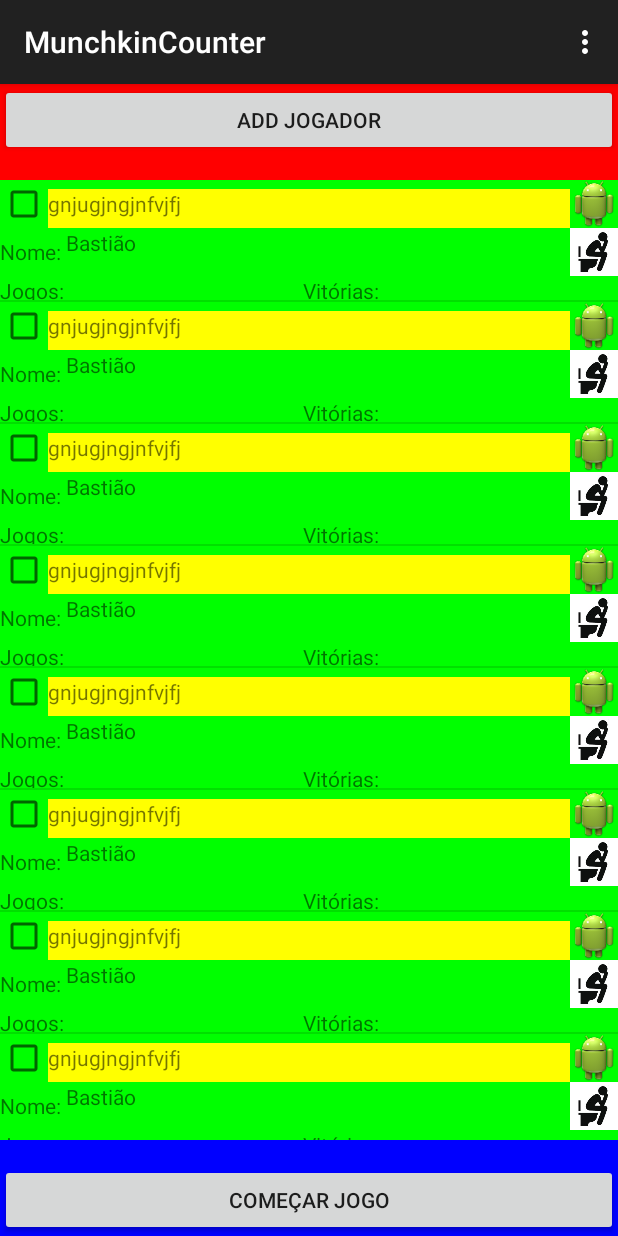
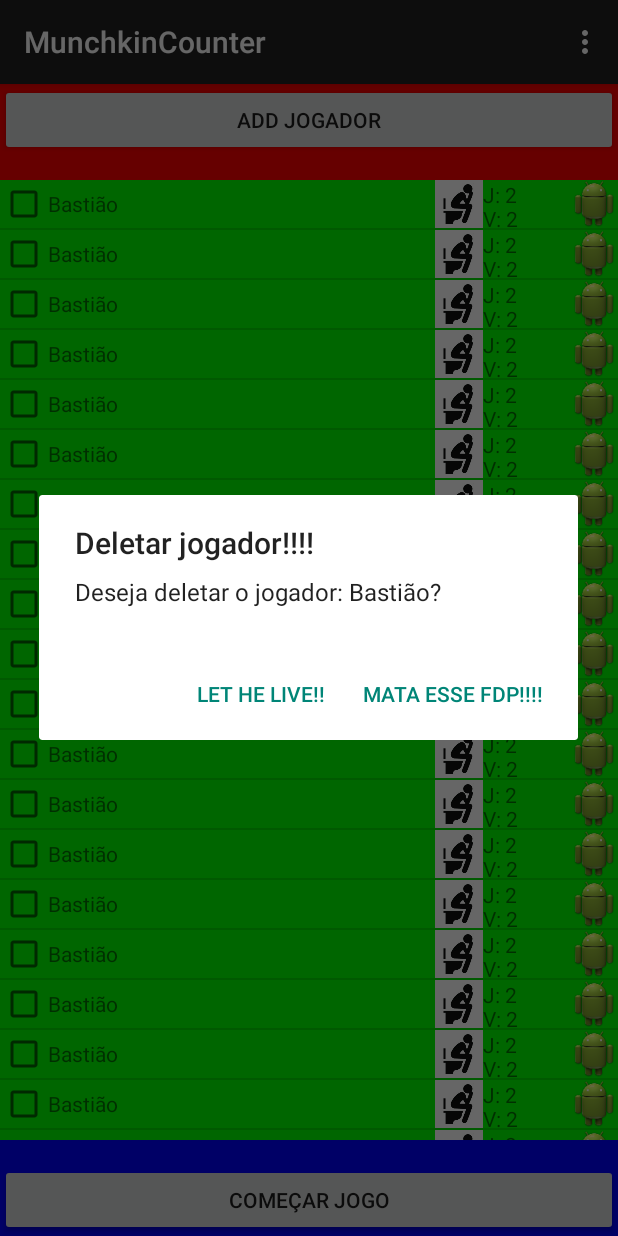
Before and after one commit to jclazzarim/MunchkinCounter, an Android app: the screen it shows after launch (MainActivity), after a tap on an icon or button, on a phone screen of 412 x 824 dp. Run offline under Robolectric (Android 15) with nearby library versions, the phone set to English and light mode, and no system bars.

Commit message:
remodelacao da tela inicial

```diff
--- a/app/src/main/AndroidManifest.xml
+++ b/app/src/main/AndroidManifest.xml
@@ -9,7 +9,8 @@
         android:theme="@style/AppTheme" >
         <activity
             android:name=".MainActivity"
-            android:label="@string/app_name" >
+            android:label="@string/app_name"
+            android:screenOrientation="portrait">
             <intent-filter>
                 <action android:name="android.intent.action.MAIN" />
 
--- a/app/src/main/java/br/android/munchkin/munchkincounter/PlayersFragment.java
+++ b/app/src/main/java/br/android/munchkin/munchkincounter/PlayersFragment.java
@@ -1,6 +1,7 @@
 package br.android.munchkin.munchkincounter;
 
 import android.app.Activity;
+import android.content.DialogInterface;
 import android.os.Bundle;
 import android.support.v4.app.Fragment;
 import android.view.LayoutInflater;
@@ -22,17 +23,6 @@ import br.android.munchkin.munchkincounter.br.android.munchkin.model.PlayerArray
 import br.android.munchkin.munchkincounter.dummy.DummyContent;
 
 public class PlayersFragment extends Fragment implements AbsListView.OnItemClickListener {
-
-    // TODO: Rename parameter arguments, choose names that match
-    // the fragment initialization parameters, e.g. ARG_ITEM_NUMBER
-    private static final String ARG_PARAM1 = "param1";
-    private static final String ARG_PARAM2 = "param2";
-
-    // TODO: Rename and change types of parameters
-    private String mParam1;
-    private String mParam2;
-
-
     /**
      * The fragment's ListView/GridView.
      */
@@ -47,10 +37,6 @@ public class PlayersFragment extends Fragment implements AbsListView.OnItemClick
     // TODO: Rename and change types of parameters
     public static PlayersFragment newInstance(String param1, String param2) {
         PlayersFragment fragment = new PlayersFragment();
-        Bundle args = new Bundle();
-        args.putString(ARG_PARAM1, param1);
-        args.putString(ARG_PARAM2, param2);
-        fragment.setArguments(args);
         return fragment;
     }
 
@@ -64,15 +50,6 @@ public class PlayersFragment extends Fragment implements AbsListView.OnItemClick
     @Override
     public void onCreate(Bundle savedInstanceState) {
         super.onCreate(savedInstanceState);
-
-        if (getArguments() != null) {
-            mParam1 = getArguments().getString(ARG_PARAM1);
-            mParam2 = getArguments().getString(ARG_PARAM2);
-        }
-
-        // TODO: Change Adapter to display your content
-
-        super.onActivityCreated(savedInstanceState);
 
         Player p = new Player();
         p.setJogos(2);
@@ -128,4 +105,7 @@ public class PlayersFragment extends Fragment implements AbsListView.OnItemClick
     public void onItemClick(AdapterView<?> parent, View view, int position, long id) {
 
     }
+
+
+
 }
--- a/app/src/main/java/br/android/munchkin/munchkincounter/br/android/munchkin/model/PlayerArrayAdapter.java
+++ b/app/src/main/java/br/android/munchkin/munchkincounter/br/android/munchkin/model/PlayerArrayAdapter.java
@@ -1,12 +1,15 @@
 package br.android.munchkin.munchkincounter.br.android.munchkin.model;
 
+import android.app.AlertDialog;
 import android.content.Context;
+import android.content.DialogInterface;
 import android.view.LayoutInflater;
 import android.view.View;
 import android.view.ViewGroup;
 import android.widget.ArrayAdapter;
 import android.widget.ImageView;
 import android.widget.TextView;
+import android.widget.Toast;
 
 import java.util.List;
 
@@ -17,14 +20,13 @@ import br.android.munchkin.munchkincounter.R;
  */
 public class PlayerArrayAdapter extends ArrayAdapter<Player> implements View.OnClickListener {
 
-    private  Context context;
-    private  int resource;
-    private  List<Player> objects;
+    private Context context;
+    private int resource;
+    private List<Player> objects;
     private LayoutInflater inflater;
-    private TextView tvOrdem;
     private TextView tvNome;
-    private TextView tvQuantidadeJogos;
-    private TextView tvQuantidadeVitorias;
+    private TextView tvQJ;
+    private TextView tvQV;
     private ImageView ivDeletar;
     private ImageView ivSexo;
 
@@ -42,7 +44,7 @@ public class PlayerArrayAdapter extends ArrayAdapter<Player> implements View.OnC
 
     @Override
     public void onClick(View v) {
-
+        Toast.makeText(getContext(), "Clicou", Toast.LENGTH_SHORT).show();
     }
 
 
@@ -50,30 +52,62 @@ public class PlayerArrayAdapter extends ArrayAdapter<Player> implements View.OnC
     public View getView(int position, View convertView, ViewGroup parent) {
         Player item = this.getItem(position);
 
-        if (convertView == null ){
+        if (convertView == null) {
             convertView = inflater.inflate(R.layout.item_list_player, null);
         }
         getCampos(convertView);
 
         tvNome.setText(item.getNome());
-       // tvQuantidadeJogos.setText(item.getJogos());
-//        tvQuantidadeVitorias.setText(item.getVitorias());
+        tvQJ.setText(item.getJogos().toString());
+        tvQV.setText(item.getVitorias().toString());
 
         ivSexo.setBackgroundResource(item.getSexo().getResourses());
-
-        //TODO falta fazer umas piras aqui lokamente
-
+        ivDeletar.setOnClickListener(new DeletarJogador(item));
         return convertView;
     }
 
 
-    private void getCampos(View convertView){
-        tvQuantidadeJogos = (TextView) convertView.findViewById(R.id.tvQuantidadeJogos);
-        tvQuantidadeVitorias = (TextView) convertView.findViewById(R.id.tvQuantidadeVitorias);
-        tvOrdem = (TextView) convertView.findViewById(R.id.tvOrdem);
+    private void getCampos(View convertView) {
+        tvQJ = (TextView) convertView.findViewById(R.id.tvQuantidadeJogos);
+        tvQV = (TextView) convertView.findViewById(R.id.tvQuantidadeVitorias);
         tvNome = (TextView) convertView.findViewById(R.id.tvNome);
-         ivDeletar = (ImageView) convertView.findViewById(R.id.ivDeletar);
-         ivSexo = (ImageView) convertView.findViewById(R.id.ivSexo);
+        ivDeletar = (ImageView) convertView.findViewById(R.id.ivDeletar);
+        ivSexo = (ImageView) convertView.findViewById(R.id.ivSexo);
     }
 
+    private class DeletarJogador implements View.OnClickListener {
+
+        private Player jogador;
+
+        private DeletarJogador(Player jogador) {
+            this.jogador = jogador;
+        }
+
+        @Override
+        public void onClick(View v) {
+            dialogoDeletarJogador();
+        }
+
+        private void dialogoDeletarJogador() {
+            AlertDialog.Builder builder = new AlertDialog.Builder(getContext());
+            builder.setTitle("Deletar jogador!!!!");
+            builder.setMessage("Deseja deletar o jogador: " + jogador.getNome() + "?");
+
+            builder.setPositiveButton("Mata esse fdp!!!!", new DialogInterface.OnClickListener() {
+                public void onClick(DialogInterface arg0, int arg1) {
+                    Toast.makeText(getContext(), "A cabeça de " + jogador.getNome() + " rola pelo chão!", Toast.LENGTH_SHORT).show();
+                }
+            });
+
+            builder.setNegativeButton("Let he live!!", new DialogInterface.OnClickListener() {
+                public void onClick(DialogInterface arg0, int arg1) {
+                    Toast.makeText(getContext(), jogador.getNome() + " permanece vivo! ", Toast.LENGTH_SHORT).show();
+                }
+            });
+
+            AlertDialog alerta = builder.create();
+            alerta.show();
+        }
+
+    }
 }
--- a/app/src/main/res/layout/item_list_player.xml
+++ b/app/src/main/res/layout/item_list_player.xml
@@ -1,8 +1,8 @@
 <?xml version="1.0" encoding="utf-8"?>
 <LinearLayout xmlns:android="http://schemas.android.com/apk/res/android"
-    android:orientation="vertical"
     android:layout_width="match_parent"
     android:layout_height="match_parent"
+    android:orientation="vertical"
     android:weightSum="1">
 
     <LinearLayout
@@ -13,79 +13,85 @@
         <CheckBox
             android:layout_width="wrap_content"
             android:layout_height="wrap_content" />
-        <TextView
-            android:id="@+id/tvOrdem"
+
+        <LinearLayout
             android:layout_width="0dp"
             android:layout_height="32dp"
             android:layout_weight="1"
-            android:background="#FFFF00"
-            android:text="gnjugjngjnfvjfj"/>
+            android:orientation="horizontal">
+
+            <LinearLayout
+                android:layout_width="0dp"
+                android:layout_height="32dp"
+                android:layout_weight="5"
+                android:orientation="horizontal">
+                <TextView
+                    android:id="@+id/tvNome"
+                    android:layout_width="0dp"
+                    android:layout_height="fill_parent"
+                    android:layout_weight="1"
+                    android:gravity="center_vertical"
+                    android:text="nome" />
 
                 <ImageView
-            android:id="@+id/ivDeletar"
+                    android:id="@+id/ivSexo"
                     android:layout_width="32dp"
                     android:layout_height="32dp"
-            android:background="@drawable/ic_launcher"
-            android:onClick="removerJogador"/>
+                    android:background="@drawable/ic_launcher" />
 
             </LinearLayout>
 
             <LinearLayout
-        android:layout_width="match_parent"
+                android:layout_width="0dp"
                 android:layout_height="32dp"
+                android:layout_weight="1"
+                android:orientation="vertical">
+
+                <LinearLayout
+                    android:layout_width="wrap_content"
+                    android:layout_height="0dp"
+                    android:layout_weight="1"
                     android:orientation="horizontal">
 
                     <TextView
                         android:layout_width="wrap_content"
                         android:layout_height="fill_parent"
-            android:gravity="center_vertical"
-            android:text="Nome: " />
+                        android:text="J: " />
 
                     <TextView
-            android:id="@+id/tvNome"
-            android:layout_width="0dp"
+                        android:id="@+id/tvQuantidadeJogos"
+                        android:layout_width="wrap_content"
                         android:layout_height="fill_parent"
-            android:layout_weight="1"/>
+                        android:text="10" />
+                </LinearLayout>
+
+                <LinearLayout
+                    android:layout_width="wrap_content"
+                    android:layout_height="0dp"
+                    android:layout_weight="1"
+                    android:orientation="horizontal">
+
+                    <TextView
+                        android:layout_width="wrap_content"
+                        android:layout_height="fill_parent"
+                        android:text="V: " />
+
+                    <TextView
+                        android:id="@+id/tvQuantidadeVitorias"
+                        android:layout_width="wrap_content"
+                        android:layout_height="fill_parent"
+                        android:text="10" />
+
+                </LinearLayout>
+            </LinearLayout>
+        </LinearLayout>
 
         <ImageView
-            android:id="@+id/ivSexo"
+            android:id="@+id/ivDeletar"
             android:layout_width="32dp"
             android:layout_height="32dp"
             android:background="@drawable/ic_launcher"/>
 
     </LinearLayout>
 
-    <LinearLayout
-        android:layout_width="match_parent"
-        android:layout_height="16dp"
-        android:orientation="horizontal">
-
-        <TextView
-            android:layout_width="wrap_content"
-            android:layout_height="fill_parent"
-            android:text="Jogos: "/>
-
-        <TextView
-            android:layout_width="0dp"
-            android:layout_weight="0.5"
-            android:layout_height="fill_parent"
-            android:id="@+id/tvQuantidadeJogos"
-            />
-
-        <TextView
-            android:layout_width="wrap_content"
-            android:layout_height="fill_parent"
-            android:text="Vitórias: "/>
-
-        <TextView
-            android:layout_width="0dp"
-            android:layout_weight="0.5"
-            android:layout_height="fill_parent"
-            android:id="@+id/tvQuantidadeVitorias"
-            />
-
-
-
 </LinearLayout>
-
-</LinearLayout>
```
Lines whose indentation alone changed are shown as unchanged.
